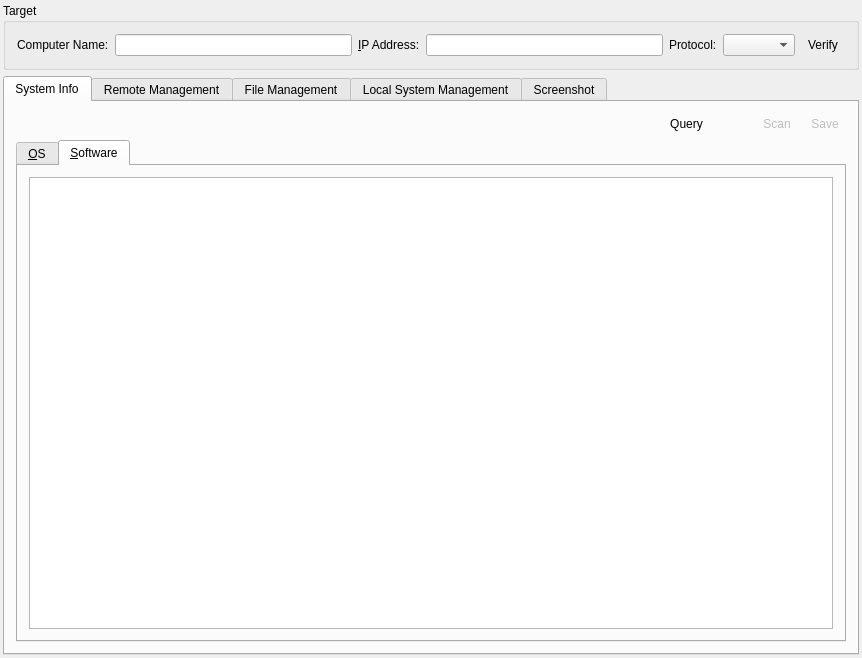
ihehui/managementsystem, file src/plugins/controlcenter/systemmanagement/systemmanagementwidget.ui: the form before one commit.
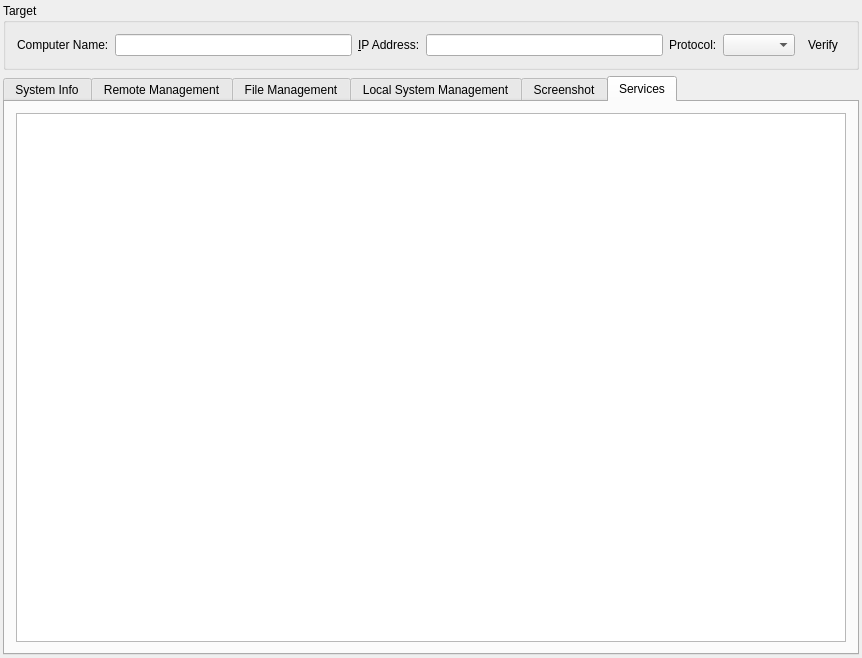
The form after the commit. Icons and pictures are not drawn. Custom widgets are drawn as their Qt base class.

```diff
--- a/src/plugins/controlcenter/systemmanagement/systemmanagementwidget.ui
+++ b/src/plugins/controlcenter/systemmanagement/systemmanagementwidget.ui
@@ -101,7 +101,7 @@
       <enum>QTabWidget::North</enum>
      </property>
      <property name="currentIndex">
-      <number>0</number>
+      <number>5</number>
      </property>
      <widget class="QWidget" name="tabSystemInfo">
       <attribute name="title">
@@ -587,6 +587,9 @@
              <property name="selectionBehavior">
               <enum>QAbstractItemView::SelectRows</enum>
              </property>
+             <property name="sortingEnabled">
+              <bool>true</bool>
+             </property>
              <attribute name="horizontalHeaderVisible">
               <bool>false</bool>
              </attribute>
@@ -1157,6 +1160,29 @@
        </item>
       </layout>
      </widget>
+     <widget class="QWidget" name="tabServices">
+      <attribute name="title">
+       <string>Services</string>
+      </attribute>
+      <layout class="QVBoxLayout" name="verticalLayout_2">
+       <item>
+        <widget class="QTableView" name="tableViewServices">
+         <property name="selectionMode">
+          <enum>QAbstractItemView::SingleSelection</enum>
+         </property>
+         <property name="selectionBehavior">
+          <enum>QAbstractItemView::SelectRows</enum>
+         </property>
+         <property name="sortingEnabled">
+          <bool>true</bool>
+         </property>
+         <attribute name="horizontalHeaderStretchLastSection">
+          <bool>true</bool>
+         </attribute>
+        </widget>
+       </item>
+      </layout>
+     </widget>
     </widget>
    </item>
   </layout>
```
Left out of the diff: 3 changed lines with no effect on the pictures.
